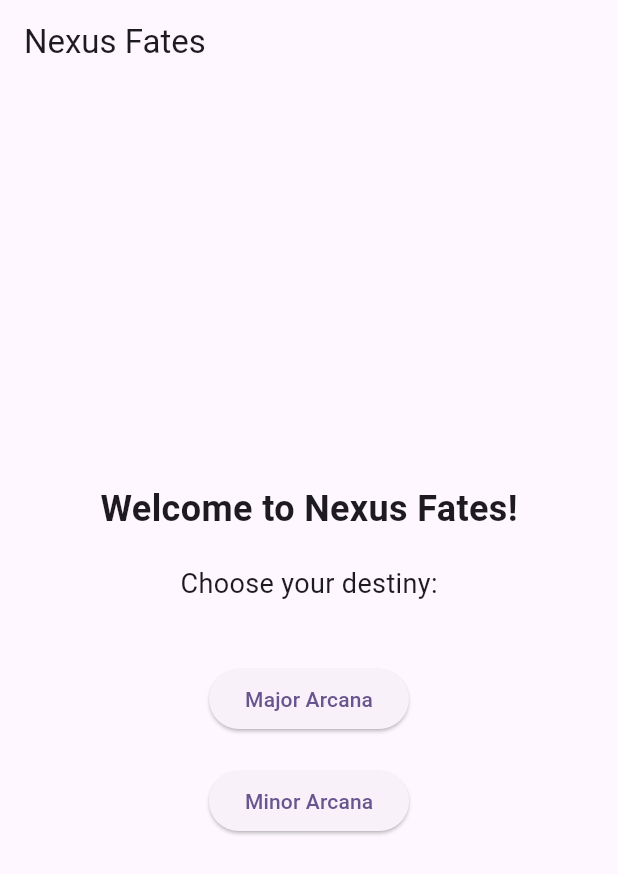
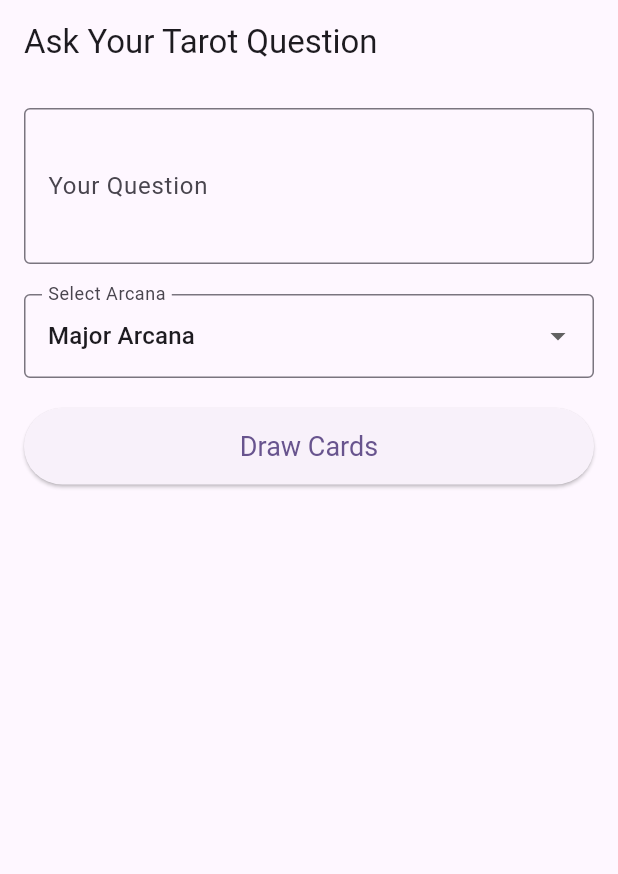
Before and after one commit to shyuni4u/nexus-fates, a Flutter app: the screen it shows after launch, on a phone screen of 412 x 824 dp. Shown: the top 874 px of the screen. Run offline on Flutter 3.47's test engine with Material 3 defaults, Android fonts, the light colour scheme and no system bars.

Commit message:
Add question.

```diff
--- a/lib/main.dart
+++ b/lib/main.dart
@@ -1,6 +1,6 @@
 import 'package:flutter/material.dart';
 import 'package:flutter/gestures.dart';
-import 'package:nexus_fates/screens/intro_screen.dart';
+import 'package:nexus_fates/screens/question_input_screen.dart';
 
 void main() {
   runApp(const MyApp());
@@ -27,7 +27,7 @@ class MyApp extends StatelessWidget {
         useMaterial3: true,
       ),
       scrollBehavior: MyCustomScrollBehavior(), // Apply the custom scroll behavior
-      home: const IntroScreen(),
+      home: const QuestionInputScreen(),
     );
   }
 }
--- a/lib/screens/intro_screen.dart
+++ /dev/null
@@ -1,56 +0,0 @@
-
-import 'package:flutter/material.dart';
-import 'package:nexus_fates/screens/tarot_screen.dart';
-
-class IntroScreen extends StatelessWidget {
-  const IntroScreen({super.key});
-
-  @override
-  Widget build(BuildContext context) {
-    return Scaffold(
-      appBar: AppBar(
-        title: const Text('Nexus Fates'),
-      ),
-      body: Center(
-        child: Column(
-          mainAxisAlignment: MainAxisAlignment.center,
-          children: <Widget>[
-            const Text(
-              'Welcome to Nexus Fates!',
-              style: TextStyle(fontSize: 24, fontWeight: FontWeight.bold),
-            ),
-            const SizedBox(height: 20),
-            const Text(
-              'Choose your destiny:',
-              style: TextStyle(fontSize: 18),
-            ),
-            const SizedBox(height: 40),
-            ElevatedButton(
-              onPressed: () {
-                Navigator.push(
-                  context,
-                  MaterialPageRoute(
-                    builder: (context) => const TarotScreen(arcana: 'major'),
-                  ),
-                );
-              },
-              child: const Text('Major Arcana'),
-            ),
-            const SizedBox(height: 20),
-            ElevatedButton(
-              onPressed: () {
-                Navigator.push(
-                  context,
-                  MaterialPageRoute(
-                    builder: (context) => const TarotScreen(arcana: 'minor'),
-                  ),
-                );
-              },
-              child: const Text('Minor Arcana'),
-            ),
-          ],
-        ),
-      ),
-    );
-  }
-}
--- /dev/null
+++ b/lib/screens/question_input_screen.dart
@@ -0,0 +1,91 @@
+import 'package:flutter/material.dart';
+import 'package:nexus_fates/screens/tarot_screen.dart';
+
+class QuestionInputScreen extends StatefulWidget {
+  const QuestionInputScreen({super.key});
+
+  @override
+  State<QuestionInputScreen> createState() => _QuestionInputScreenState();
+}
+
+class _QuestionInputScreenState extends State<QuestionInputScreen> {
+  final TextEditingController _questionController = TextEditingController();
+  String? _selectedArcana = 'major'; // Default to Major Arcana
+
+  @override
+  void dispose() {
+    _questionController.dispose();
+    super.dispose();
+  }
+
+  void _navigateToTarotScreen() {
+    if (_questionController.text.isNotEmpty && _selectedArcana != null) {
+      Navigator.push(
+        context,
+        MaterialPageRoute(
+          builder: (context) => TarotScreen(
+            arcana: _selectedArcana!,
+            question: _questionController.text,
+          ),
+        ),
+      );
+    } else {
+      ScaffoldMessenger.of(context).showSnackBar(
+        const SnackBar(content: Text('Please enter a question and select an arcana.')),
+      );
+    }
+  }
+
+  @override
+  Widget build(BuildContext context) {
+    return Scaffold(
+      appBar: AppBar(
+        title: const Text('Ask Your Tarot Question'),
+      ),
+      body: Padding(
+        padding: const EdgeInsets.all(16.0),
+        child: Column(
+          crossAxisAlignment: CrossAxisAlignment.stretch,
+          children: [
+            TextField(
+              controller: _questionController,
+              decoration: const InputDecoration(
+                labelText: 'Your Question',
+                hintText: 'e.g., What should I focus on in my career?',
+                border: OutlineInputBorder(),
+              ),
+              maxLines: 3,
+            ),
+            const SizedBox(height: 20),
+            DropdownButtonFormField<String>(
+              value: _selectedArcana,
+              decoration: const InputDecoration(
+                labelText: 'Select Arcana',
+                border: OutlineInputBorder(),
+              ),
+              items: const [
+                DropdownMenuItem(value: 'major', child: Text('Major Arcana')),
+                DropdownMenuItem(value: 'minor', child: Text('Minor Arcana')),
+                DropdownMenuItem(value: 'all', child: Text('All Arcana')),
+              ],
+              onChanged: (value) {
+                setState(() {
+                  _selectedArcana = value;
+                });
+              },
+            ),
+            const SizedBox(height: 20),
+            ElevatedButton(
+              onPressed: _navigateToTarotScreen,
+              style: ElevatedButton.styleFrom(
+                padding: const EdgeInsets.symmetric(vertical: 15),
+                textStyle: const TextStyle(fontSize: 18),
+              ),
+              child: const Text('Draw Cards'),
+            ),
+          ],
+        ),
+      ),
+    );
+  }
+}
--- a/lib/screens/tarot_screen.dart
+++ b/lib/screens/tarot_screen.dart
@@ -5,8 +5,9 @@ import 'package:flutter/services.dart';
 
 class TarotScreen extends StatefulWidget {
   final String arcana;
+  final String question;
 
-  const TarotScreen({super.key, required this.arcana});
+  const TarotScreen({super.key, required this.arcana, required this.question});
 
   @override
   State<TarotScreen> createState() => _TarotScreenState();
@@ -19,7 +20,7 @@ class _TarotScreenState extends State<TarotScreen> {
 
   final List<dynamic> _selectedCards = [];
   final Set<String> _selectedCardNames = <String>{};
-  final int _numberOfCardsToSelect = 3;
+  final int _numberOfCardsToSelect = 10;
   bool _selectionComplete = false;
 
   @override
```
